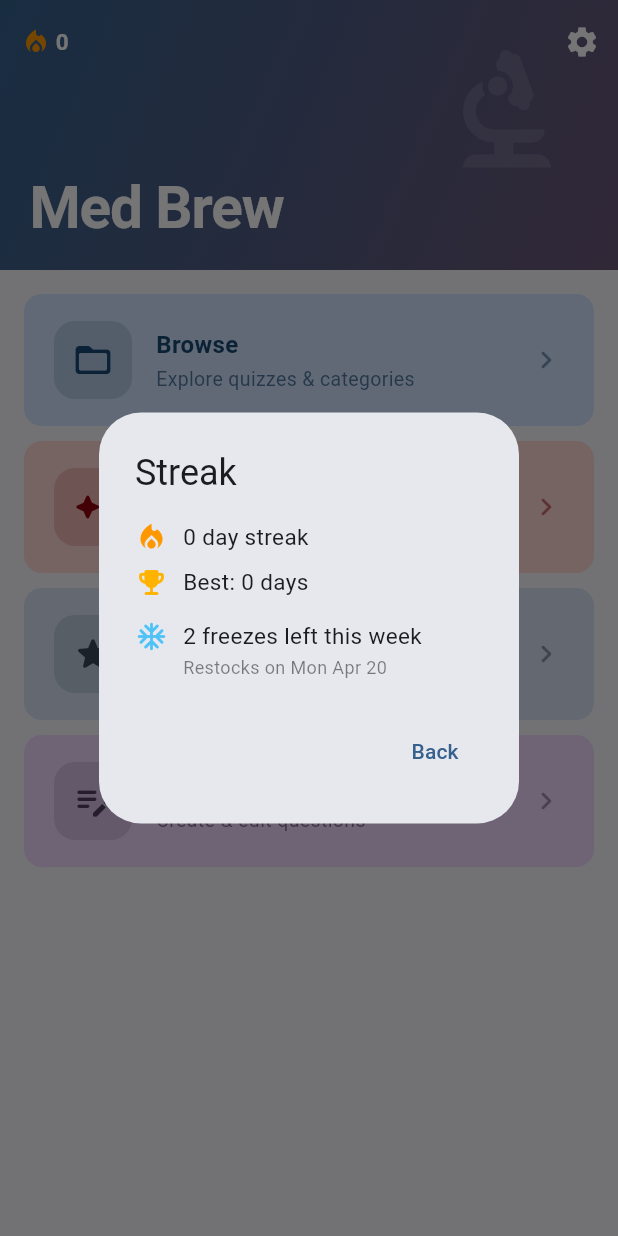
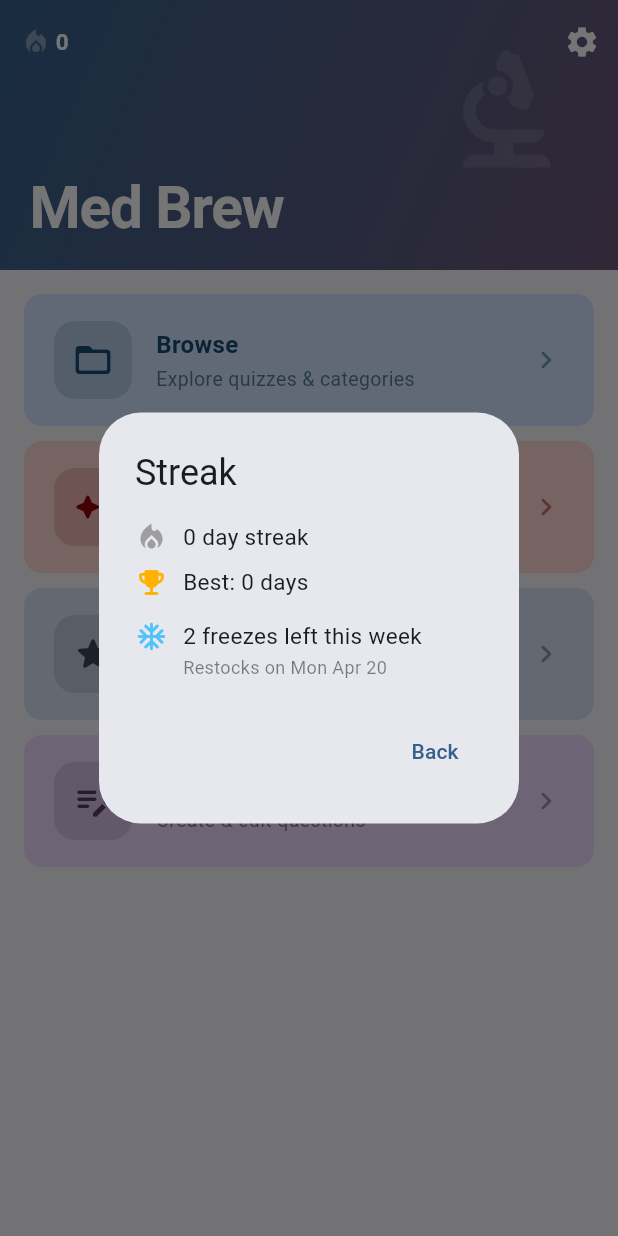
Before and after one commit to brosenmoller/med_brew, a Flutter app: the screen it shows after launch, after a tap on an icon or button, on a phone screen of 412 x 824 dp. Run offline on Flutter 3.47's test engine with Material 3 defaults, Android fonts, the phone set to English and light mode, and no system bars; our stand-ins replace confetti, drift, file_picker, flutter_local_notifications, hive, hive_flutter and 4 more; missing offline and left inert: desktop_drop, shelf_router; accounts and stored records are empty; generated files the repository leaves out were written again.

Commit message:
Streak icon color change

```diff
--- a/lib/screens/home_screen.dart
+++ b/lib/screens/home_screen.dart
@@ -31,7 +31,7 @@
           children: [
             Row(
               children: [
-                const Icon(Icons.local_fire_department, color: Colors.orange, size: 22),
+                Icon(Icons.local_fire_department, color: state.completedToday ? Colors.orange : Colors.grey, size: 22),
                 const SizedBox(width: 10),
                 Text(
                   l10n.streakCount(state.streakCount),
@@ -118,7 +118,11 @@
                         child: Row(
                           mainAxisSize: MainAxisSize.min,
                           children: [
-                            const Icon(Icons.local_fire_department, color: Colors.orange, size: 20),
+                            Icon(
+                              Icons.local_fire_department,
+                              color: state.completedToday ? Colors.orange : Colors.white38,
+                              size: 20,
+                            ),
                             const SizedBox(width: 3),
                             Text(
                               '${state.streakCount}',
--- a/lib/services/streak_service.dart
+++ b/lib/services/streak_service.dart
@@ -26,12 +26,14 @@
   final int highestStreak;
   final int freezesRemaining;
   final bool streakEnabled;
+  final bool completedToday;
 
   const StreakState({
     required this.streakCount,
     required this.highestStreak,
     required this.freezesRemaining,
     required this.streakEnabled,
+    required this.completedToday,
   });
 }
 
@@ -63,7 +65,7 @@
 
   /// Reactive state — safe to use in ValueListenableBuilder.
   final ValueNotifier<StreakState> streakNotifier = ValueNotifier(
-    const StreakState(streakCount: 0, highestStreak: 0, freezesRemaining: 2, streakEnabled: true),
+    const StreakState(streakCount: 0, highestStreak: 0, freezesRemaining: 2, streakEnabled: true, completedToday: false),
   );
 
   // ── Getters ────────────────────────────────────────────────────────────────
@@ -264,6 +266,7 @@
       highestStreak: highestStreak,
       freezesRemaining: freezesRemainingThisWeek,
       streakEnabled: streakEnabled,
+      completedToday: lastActivityDate == _dateStr(DateTime.now()),
     );
   }
 }
```
